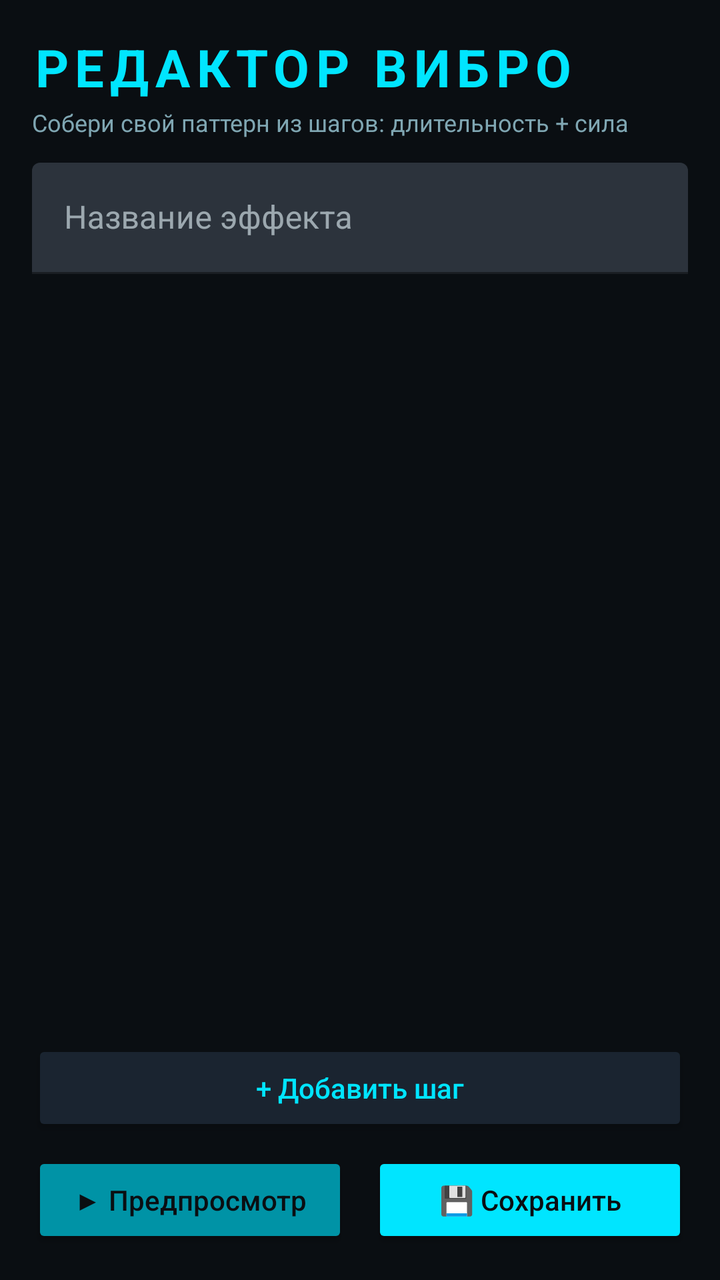
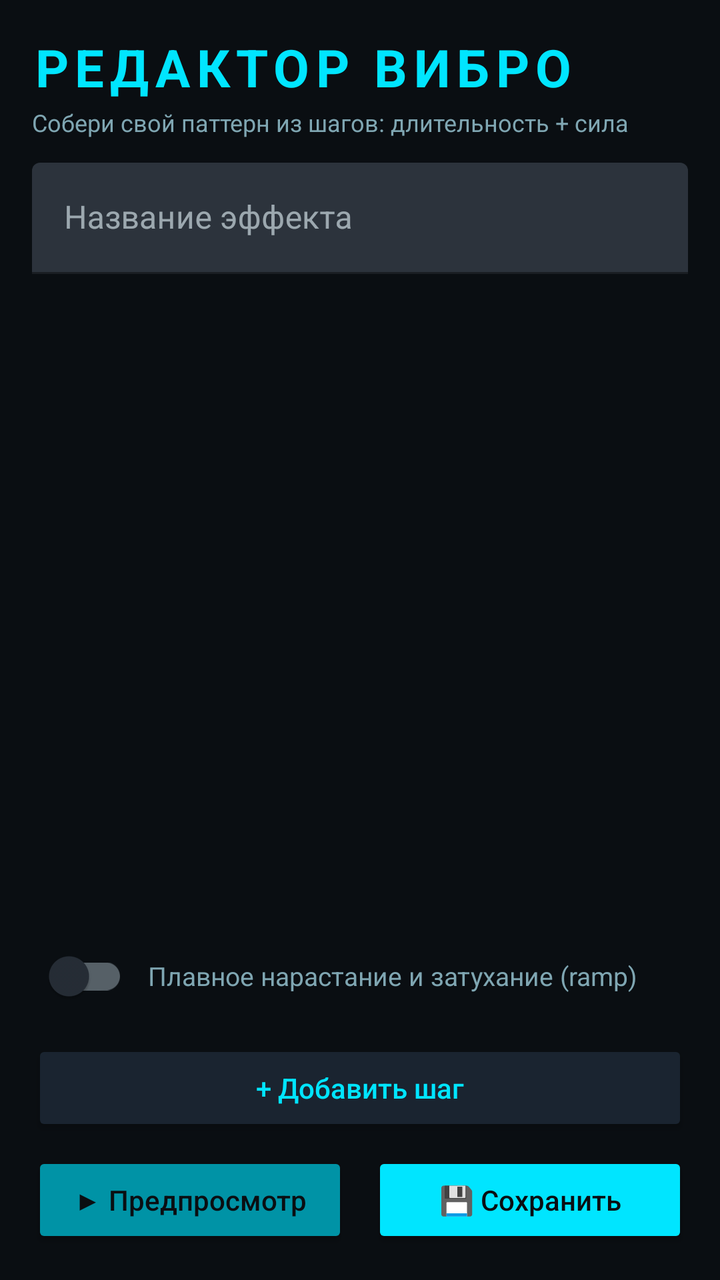

Compare the two renders of this Android layout. The source of the first and the diff that turns it into the second are given below.
<!-- AndroidManifest.xml: application theme Theme.Vibro17 -->
<!-- res/layout/activity_custom.xml -->
<?xml version="1.0" encoding="utf-8"?>
<LinearLayout xmlns:android="http://schemas.android.com/apk/res/android"
    xmlns:app="http://schemas.android.com/apk/res-auto"
    android:layout_width="match_parent"
    android:layout_height="match_parent"
    android:orientation="vertical"
    android:background="@color/black"
    android:padding="16dp">

    <TextView
        android:layout_width="wrap_content"
        android:layout_height="wrap_content"
        android:text="РЕДАКТОР ВИБРО"
        android:textSize="26sp"
        android:textStyle="bold"
        android:letterSpacing="0.12"
        android:textColor="?attr/vibroAccent" />

    <TextView
        android:layout_width="wrap_content"
        android:layout_height="wrap_content"
        android:layout_marginTop="2dp"
        android:text="Собери свой паттерн из шагов: длительность + сила"
        android:textSize="12sp"
        android:textColor="@color/text_secondary" />

    <com.google.android.material.textfield.TextInputLayout
        android:layout_width="match_parent"
        android:layout_height="wrap_content"
        android:layout_marginTop="12dp"
        android:hint="Название эффекта"
        app:boxStrokeColor="?attr/vibroAccentDim"
        app:hintTextColor="?attr/vibroAccent">

        <com.google.android.material.textfield.TextInputEditText
            android:id="@+id/nameInput"
            android:layout_width="match_parent"
            android:layout_height="wrap_content"
            android:textColor="@color/text_primary"
            android:maxLength="24" />
    </com.google.android.material.textfield.TextInputLayout>

    <ScrollView
        android:layout_width="match_parent"
        android:layout_height="0dp"
        android:layout_weight="1"
        android:layout_marginTop="10dp">

        <LinearLayout
            android:id="@+id/stepsContainer"
            android:layout_width="match_parent"
            android:layout_height="wrap_content"
            android:orientation="vertical" />
    </ScrollView>

    <Button
        android:id="@+id/addStep"
        android:layout_width="match_parent"
        android:layout_height="wrap_content"
        android:layout_marginTop="8dp"
        android:text="+ Добавить шаг"
        android:textAllCaps="false"
        android:backgroundTint="@color/surface_raised"
        android:textColor="?attr/vibroAccent" />

    <LinearLayout
        android:layout_width="match_parent"
        android:layout_height="wrap_content"
        android:layout_marginTop="8dp"
        android:orientation="horizontal">

        <Button
            android:id="@+id/previewBtn"
            android:layout_width="0dp"
            android:layout_height="wrap_content"
            android:layout_weight="1"
            android:layout_marginEnd="6dp"
            android:text="▶ Предпросмотр"
            android:textAllCaps="false"
            android:backgroundTint="?attr/vibroAccentDim"
            android:textColor="@color/black" />

        <Button
            android:id="@+id/saveBtn"
            android:layout_width="0dp"
            android:layout_height="wrap_content"
            android:layout_weight="1"
            android:layout_marginStart="6dp"
            android:text="💾 Сохранить"
            android:textAllCaps="false"
            android:backgroundTint="?attr/vibroAccent"
            android:textColor="@color/black" />
    </LinearLayout>

    <Button
        android:id="@+id/deleteBtn"
        android:layout_width="match_parent"
        android:layout_height="wrap_content"
        android:layout_marginTop="8dp"
        android:text="🗑 Удалить эффект"
        android:textAllCaps="false"
        android:backgroundTint="@color/surface_raised"
        android:textColor="#FF6B6B"
        android:visibility="gone" />
</LinearLayout>
<!-- resources referenced by this layout -->
<resources>
  <color name="black">#0A0E12</color>
  <color name="surface_raised">#1A2430</color>
  <color name="text_primary">#E8F7FB</color>
  <color name="text_secondary">#7FA6B2</color>
  <style name="Theme.Vibro17" parent="Theme.MaterialComponents.NoActionBar">
          <item name="colorPrimary">@color/cyan</item>
          <item name="colorPrimaryVariant">@color/cyan_dim</item>
          <item name="colorOnPrimary">@color/black</item>
          <item name="colorSecondary">@color/cyan</item>
          <item name="colorOnSecondary">@color/black</item>
          <item name="android:colorBackground">@color/black</item>
          <item name="colorSurface">@color/surface</item>
          <item name="colorOnSurface">@color/text_primary</item>
          <item name="android:statusBarColor">@color/black</item>
          <item name="android:navigationBarColor">@color/black</item>
          <item name="android:windowBackground">@color/black</item>
          <item name="vibroAccent">@color/cyan</item>
          <item name="vibroAccentDim">@color/cyan_dim</item>
      </style>
  <color name="cyan">#00E5FF</color>
  <color name="cyan_dim">#0093A6</color>
  <color name="surface">#121922</color>
</resources>

<!-- the commit's change to res/layout/activity_custom.xml (unified diff, before → after) -->
@@ -53,6 +53,28 @@
             android:orientation="vertical" />
     </ScrollView>
 
+    <LinearLayout
+        android:layout_width="match_parent"
+        android:layout_height="wrap_content"
+        android:layout_marginTop="8dp"
+        android:gravity="center_vertical"
+        android:orientation="horizontal">
+
+        <com.google.android.material.switchmaterial.SwitchMaterial
+            android:id="@+id/rampSwitch"
+            android:layout_width="wrap_content"
+            android:layout_height="wrap_content"
+            android:checked="false" />
+
+        <TextView
+            android:layout_width="wrap_content"
+            android:layout_height="wrap_content"
+            android:layout_marginStart="10dp"
+            android:text="Плавное нарастание и затухание (ramp)"
+            android:textSize="13sp"
+            android:textColor="@color/text_secondary" />
+    </LinearLayout>
+
     <Button
         android:id="@+id/addStep"
         android:layout_width="match_parent"
